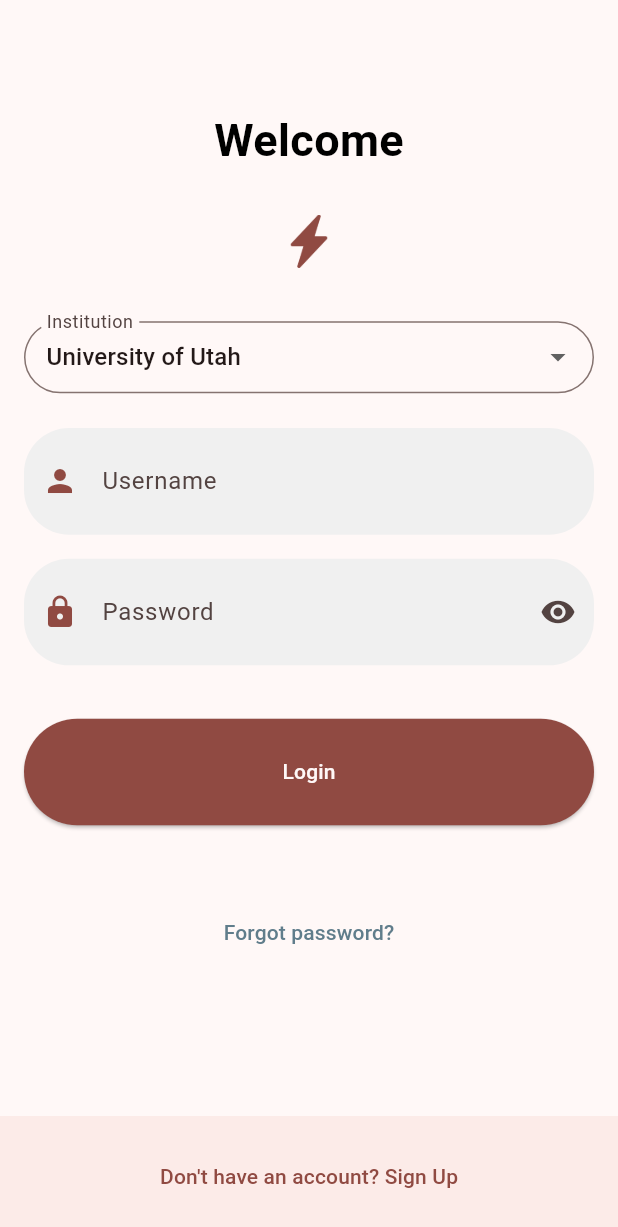
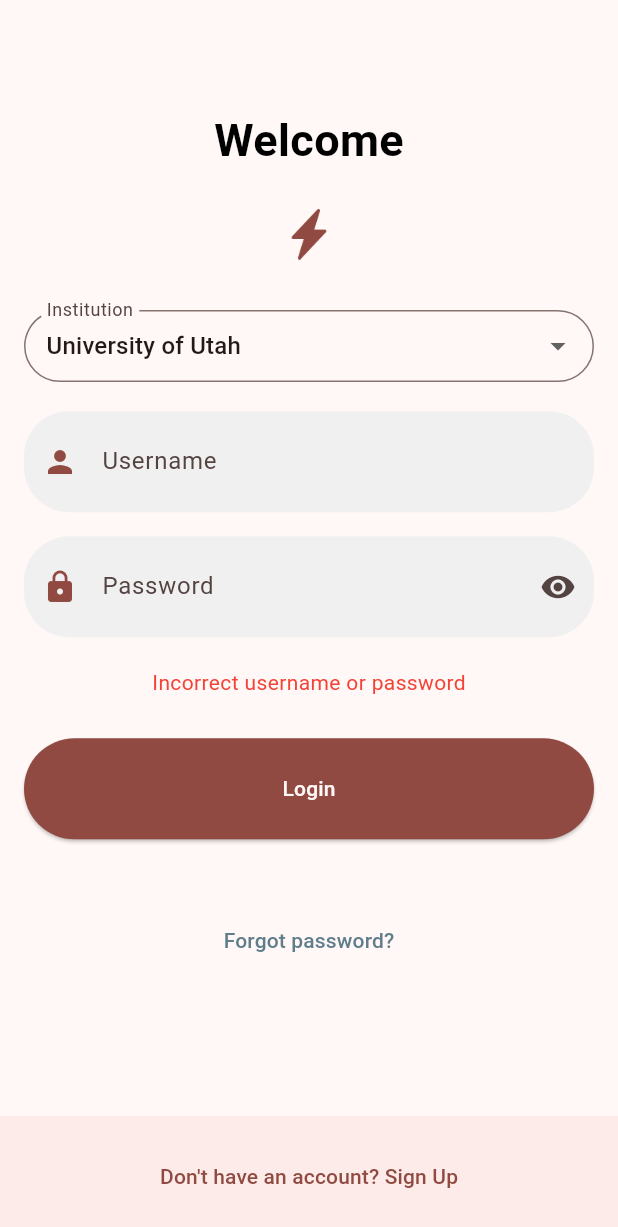
Before and after one commit to pcfino/ureact, a Flutter app: the screen it shows after launch, after a tap on "Login", on a phone screen of 412 x 824 dp. Shown: the top 1227 px of the screen. Run offline on Flutter 3.47's test engine with Material 3 defaults, Android fonts, the phone set to English and light mode, and no system bars; our stand-ins replace audioplayers, azlistview, circular_countdown_timer, csv, sensors_plus, share_plus; missing offline and left inert: event, flutter_ringtone_player; network calls fail.

Commit message:
Added error message for login failure

```diff
--- a/capstone_project/lib/main.dart
+++ b/capstone_project/lib/main.dart
@@ -44,6 +44,8 @@ class App extends State<MyApp> {
 
   bool hidePassword = true;
   ColorScheme cs = ColorScheme.fromSeed(seedColor: Colors.red);
+  String errorMessage = "";
+  bool error = false;
 
   @override
   Widget build(BuildContext context) {
@@ -157,8 +159,17 @@ class App extends State<MyApp> {
                   ),
                 ),
               ),
-              const Spacer(
-                flex: 1,
+              Expanded(
+                flex: 2,
+                child: Padding(
+                  padding: const EdgeInsets.all(20),
+                  child: Text(
+                    errorMessage,
+                    textAlign: TextAlign.start,
+                    style: TextStyle(
+                        color: error ? Colors.red : Colors.transparent),
+                  ),
+                ),
               ),
               Expanded(
                 flex: 2,
@@ -171,13 +182,19 @@ class App extends State<MyApp> {
                     ),
                     onPressed: () async {
                       dynamic loggedIn = await logInUser();
-                      if (context.mounted && loggedIn['status'] != 'error') {
+                      if (context.mounted) {
+                        if (loggedIn['status'] != 'error') {
                           Navigator.pushReplacement(
                             context,
                             MaterialPageRoute(
                               builder: (context) => const HomePage(),
                             ),
                           );
+                        } else {
+                          errorMessage = "Incorrect username or password";
+                          error = true;
+                          setState(() {});
+                        }
                       }
                     },
                     child: const Text('Login'),
```
Lines whose indentation alone changed are shown as unchanged.
